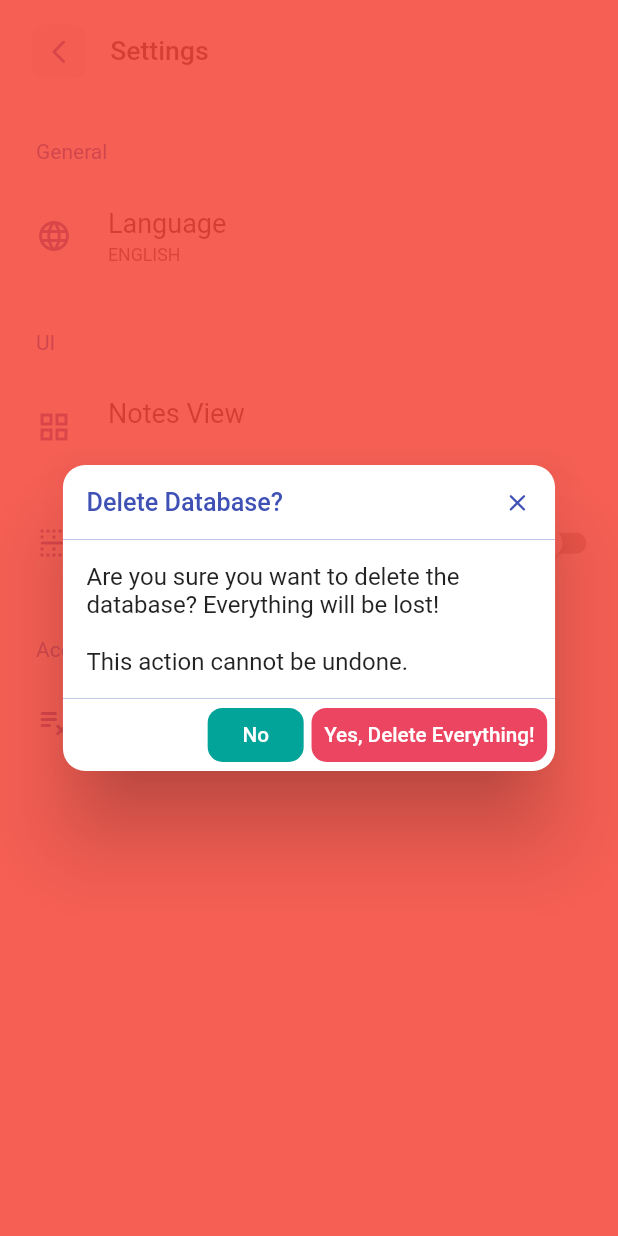
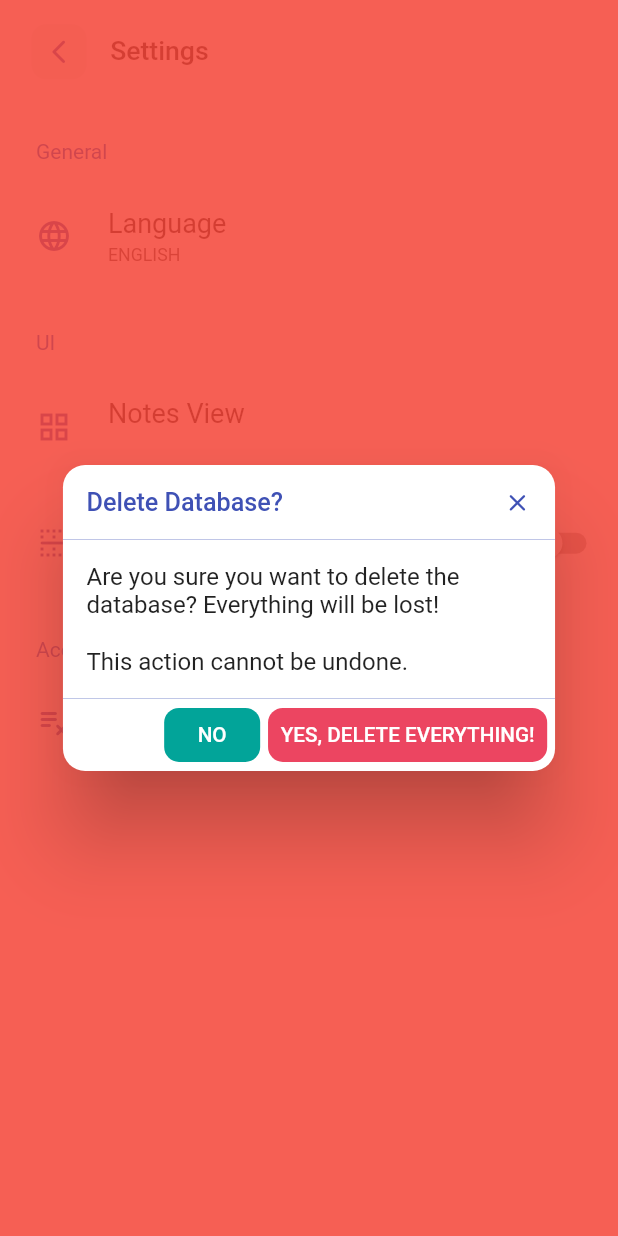
Before and after one commit to motasimfuad/deeNotes-personal_notebooks, a Flutter app: the SettingsPage screen opened by its route, after a tap on "Delete Database", on a phone screen of 412 x 824 dp. Run offline on Flutter 3.47's test engine with Material 2 defaults, Android fonts, the phone set to English and light mode, and no system bars; drawn by our look-alikes of settings_ui; our stand-ins replace bloc, dartz, equatable, flash, flutter_bloc, flutter_screenutil and 6 more; accounts and stored records are empty; statements that could not run were skipped.

```diff
--- a/lib/features/notebook/presentation/pages/notebook_page.dart
+++ b/lib/features/notebook/presentation/pages/notebook_page.dart
@@ -224,7 +224,7 @@ class _NoteBookPageState extends State<NoteBookPage> {
               childAspectRatio: _getChildAspectRatio(),
               crossAxisCount: noteViewType == gridView ? 2 : 1,
               crossAxisSpacing: 15.w,
-              mainAxisSpacing: 15.h,
+              mainAxisSpacing: 15.w,
             ),
             itemCount: notes.length,
             itemBuilder: (BuildContext context, int index) {
@@ -283,7 +283,7 @@ class _NoteBookPageState extends State<NoteBookPage> {
     } else if (noteContentIsHidden && (noteViewType == gridView)) {
       return 2;
     } else if (!noteContentIsHidden && (noteViewType == listView)) {
-      return 3.5;
+      return 3.3;
     } else if (noteContentIsHidden && (noteViewType == listView)) {
       return 5;
     } else {
--- a/lib/features/settings/presentation/pages/settings_page.dart
+++ b/lib/features/settings/presentation/pages/settings_page.dart
@@ -161,8 +161,8 @@ class _SettingsPageState extends State<SettingsPage> {
               title: const Text(
                 'Delete Database',
                 style: TextStyle(
-                  color: KColors.danger,
-                  fontWeight: FontWeight.w500,
+                  color: KColors.grey,
+                  fontWeight: FontWeight.w400,
                 ),
               ),
               onPressed: (context) {
@@ -170,7 +170,8 @@ class _SettingsPageState extends State<SettingsPage> {
                   context: context,
                   title: 'Delete Database?',
                   barrierColor: Colors.red.withOpacity(0.85),
-                  yesButtonText: 'Yes, Delete Everything!',
+                  yesButtonText: 'Yes, Delete Everything!'.toUpperCase(),
+                  noButtonText: 'No'.toUpperCase(),
                   bodyText:
                       'Are you sure you want to delete the database? Everything will be lost!\n\nThis action cannot be undone.',
                   yesBtnPressed: () {
```
Also changed, not shown: lib/features/note/presentation/widgets/note_item.dart (+7 -3 lines).
